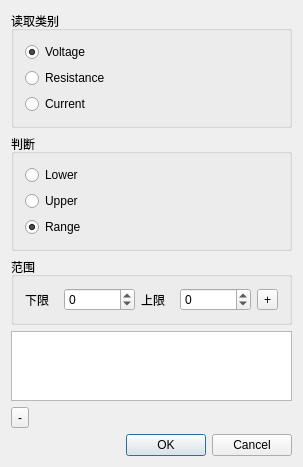
This is CatPLG_CheckCmd/CatCheckDialog.ui in llseptem/Cat as Qt 5 draws it before an edit. The edited form follows.
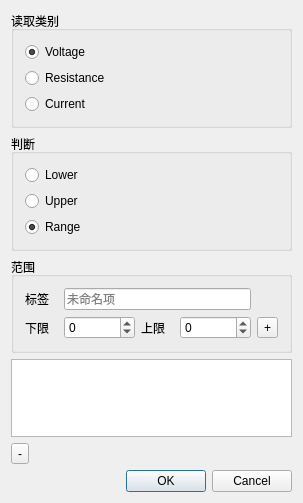
This is the edited form.

```diff
--- a/CatPLG_CheckCmd/CatCheckDialog.ui
+++ b/CatPLG_CheckCmd/CatCheckDialog.ui
@@ -7,7 +7,7 @@
     <x>0</x>
     <y>0</y>
     <width>303</width>
-    <height>466</height>
+    <height>503</height>
    </rect>
   </property>
   <property name="windowTitle">
@@ -103,15 +103,15 @@
      <property name="title">
       <string>范围</string>
      </property>
-     <layout class="QHBoxLayout" name="horizontalLayout">
-      <item>
+     <layout class="QGridLayout" name="gridLayout">
+      <item row="1" column="0">
        <widget class="QLabel" name="label">
         <property name="text">
          <string>下限</string>
         </property>
        </widget>
       </item>
-      <item>
+      <item row="1" column="1">
        <widget class="QSpinBox" name="lowerBox">
         <property name="minimum">
          <number>-999999999</number>
@@ -124,14 +124,14 @@
         </property>
        </widget>
       </item>
-      <item>
+      <item row="1" column="2">
        <widget class="QLabel" name="label_2">
         <property name="text">
          <string>上限</string>
         </property>
        </widget>
       </item>
-      <item>
+      <item row="1" column="3">
        <widget class="QSpinBox" name="upperBox">
         <property name="minimum">
          <number>-999999999</number>
@@ -144,13 +144,27 @@
         </property>
        </widget>
       </item>
-      <item>
+      <item row="1" column="4">
        <widget class="QToolButton" name="addBtn">
         <property name="text">
          <string>+</string>
         </property>
        </widget>
       </item>
+      <item row="0" column="1" colspan="3">
+       <widget class="QLineEdit" name="tagEdit">
+        <property name="placeholderText">
+         <string>未命名项</string>
+        </property>
+       </widget>
+      </item>
+      <item row="0" column="0">
+       <widget class="QLabel" name="label_3">
+        <property name="text">
+         <string>标签</string>
+        </property>
+       </widget>
+      </item>
      </layout>
     </widget>
    </item>
```
